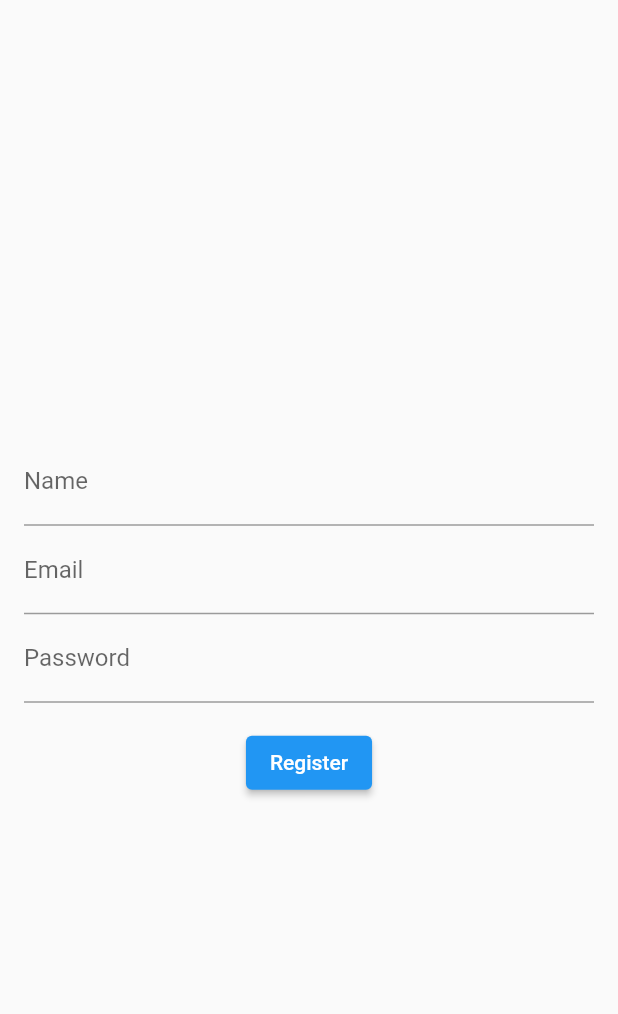
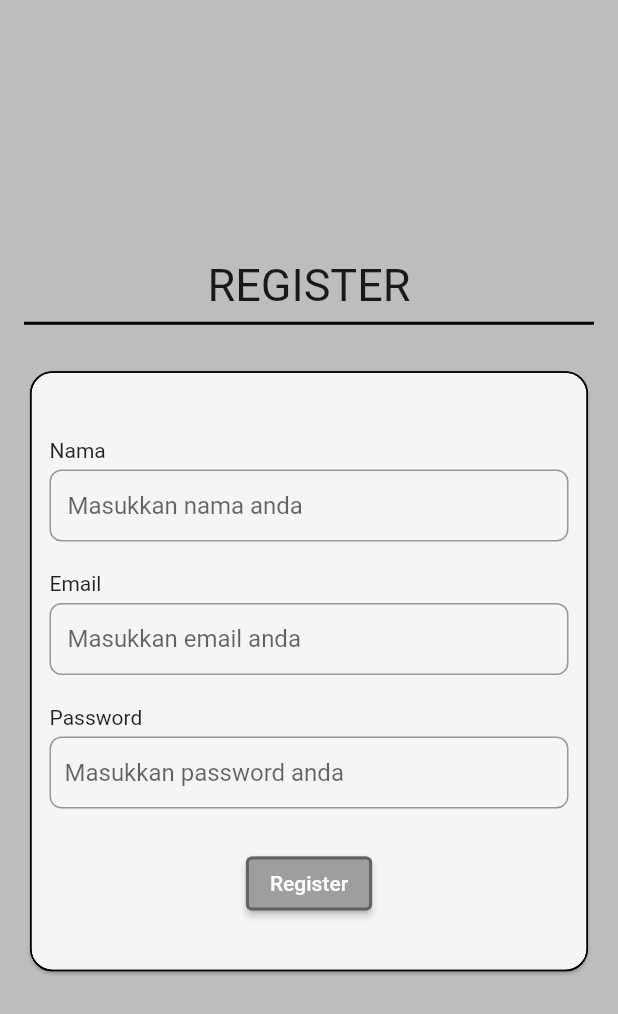
Before and after one commit to fesaworld/fic4_tugas_x_bloc, a Flutter app: the screen it shows after launch, on a phone screen of 412 x 824 dp. Shown: the top 1014 px of the screen. Run offline on Flutter 3.47's test engine with Material 2 defaults, Android fonts, the phone set to English and light mode, and no system bars; our stand-ins replace bloc, flutter_bloc.

Commit message:
improve ui design register page

```diff
--- a/lib/presentation/pages/register_page.dart
+++ b/lib/presentation/pages/register_page.dart
@@ -35,23 +35,115 @@ class _RegisterPageState extends State<RegisterPage> {
   @override
   Widget build(BuildContext context) {
     return Scaffold(
+      backgroundColor: Colors.grey.shade400,
       body: Padding(
         padding: const EdgeInsets.all(16),
         child: Column(
           mainAxisAlignment: MainAxisAlignment.center,
+          crossAxisAlignment: CrossAxisAlignment.center,
           children: [
-            TextField(
-              decoration: const InputDecoration(labelText: 'Name'),
+            const Text(
+              'REGISTER',
+              textAlign: TextAlign.center,
+              style: TextStyle(fontSize: 30),
+            ),
+            Divider(color: Colors.black, thickness: 2),
+            SizedBox(
+              height: 20,
+            ),
+            Card(
+              shadowColor: Colors.black,
+              shape: RoundedRectangleBorder(
+                side: BorderSide(color: Colors.black, width: 1),
+                borderRadius: BorderRadius.circular(15),
+              ),
+              elevation: 1,
+              child: Container(
+                height: 400,
+                decoration: BoxDecoration(
+                    color: Colors.grey.shade100,
+                    borderRadius: BorderRadius.circular(15),
+                    border: Border.all(color: Colors.black, width: 1)),
+                child: Center(
+                  child: Column(
+                    mainAxisAlignment: MainAxisAlignment.center,
+                    children: [
+                      Padding(
+                        padding: const EdgeInsets.symmetric(
+                            horizontal: 12, vertical: 10),
+                        child: Column(
+                          crossAxisAlignment: CrossAxisAlignment.start,
+                          children: [
+                            const Text('Nama'),
+                            const SizedBox(
+                              height: 5,
+                            ),
+                            TextFormField(
+                              autovalidateMode:
+                                  AutovalidateMode.onUserInteraction,
                               controller: nameController,
+                              onChanged: (name) {},
+                              decoration: InputDecoration(
+                                  hintText: 'Masukkan nama anda',
+                                  border: OutlineInputBorder(
+                                      borderRadius: BorderRadius.circular(8)),
+                                  contentPadding: const EdgeInsets.all(12)),
                             ),
-            TextField(
-              decoration: const InputDecoration(labelText: 'Email'),
+                          ],
+                        ),
+                      ),
+                      Padding(
+                        padding: const EdgeInsets.symmetric(
+                            horizontal: 12, vertical: 10),
+                        child: Column(
+                          crossAxisAlignment: CrossAxisAlignment.start,
+                          children: [
+                            const Text('Email'),
+                            const SizedBox(
+                              height: 5,
+                            ),
+                            TextFormField(
+                              keyboardType: TextInputType.emailAddress,
+                              autovalidateMode:
+                                  AutovalidateMode.onUserInteraction,
                               controller: emailController,
+                              onChanged: (email) {},
+                              decoration: InputDecoration(
+                                  hintText: 'Masukkan email anda',
+                                  border: OutlineInputBorder(
+                                      borderRadius: BorderRadius.circular(8)),
+                                  contentPadding: const EdgeInsets.all(12)),
                             ),
-            TextField(
+                          ],
+                        ),
+                      ),
+                      Padding(
+                        padding: const EdgeInsets.symmetric(
+                            horizontal: 12, vertical: 10),
+                        child: Column(
+                          crossAxisAlignment: CrossAxisAlignment.start,
+                          children: [
+                            const Text('Password'),
+                            const SizedBox(
+                              height: 5,
+                            ),
+                            TextFormField(
                               obscureText: true,
-              decoration: const InputDecoration(labelText: 'Password'),
+                              autovalidateMode:
+                                  AutovalidateMode.onUserInteraction,
                               controller: passwordController,
+                              onChanged: (password) {},
+                              // obscureText: isObscure,
+                              decoration: InputDecoration(
+                                hintText: 'Masukkan password anda',
+                                border: OutlineInputBorder(
+                                  borderRadius: BorderRadius.circular(8),
+                                ),
+                                contentPadding: const EdgeInsets.all(10),
+                              ),
+                            ),
+                          ],
+                        ),
                       ),
                       const SizedBox(
                         height: 16,
@@ -77,16 +169,30 @@ class _RegisterPageState extends State<RegisterPage> {
                             );
                           }
                           return ElevatedButton(
+                            style: ElevatedButton.styleFrom(
+                                backgroundColor: Colors.grey,
+                                side: BorderSide(
+                                    color: Colors.grey.shade700, width: 2)),
                             onPressed: () {
+                              if (nameController!.text.isNotEmpty &&
+                                  emailController!.text.isNotEmpty &&
+                                  passwordController!.text.isNotEmpty) {
                                 final requestModel = RegisterModel(
                                   name: nameController!.text,
                                   email: emailController!.text,
                                   password: passwordController!.text,
                                 );
 
-                    context
-                        .read<RegisterBloc>()
-                        .add(SaveRegisterEvent(request: requestModel));
+                                context.read<RegisterBloc>().add(
+                                    SaveRegisterEvent(request: requestModel));
+                              } else {
+                                ScaffoldMessenger.of(context).showSnackBar(
+                                  SnackBar(
+                                      backgroundColor: Colors.red,
+                                      content:
+                                          Text('Input data in all fields')),
+                                );
+                              }
                             },
                             child: const Text('Register'),
                           );
@@ -95,6 +201,11 @@ class _RegisterPageState extends State<RegisterPage> {
                     ],
                   ),
                 ),
+              ),
+            ),
+          ],
+        ),
+      ),
     );
   }
 }
```
Lines whose indentation alone changed are shown as unchanged.
